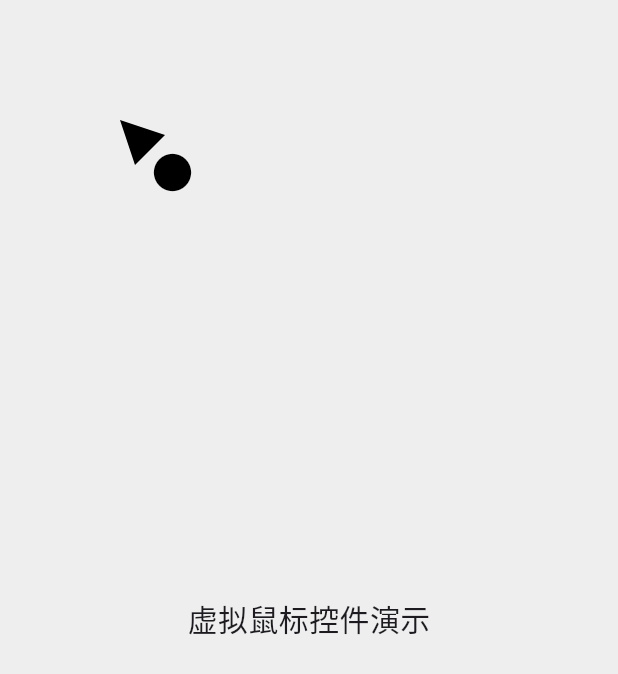
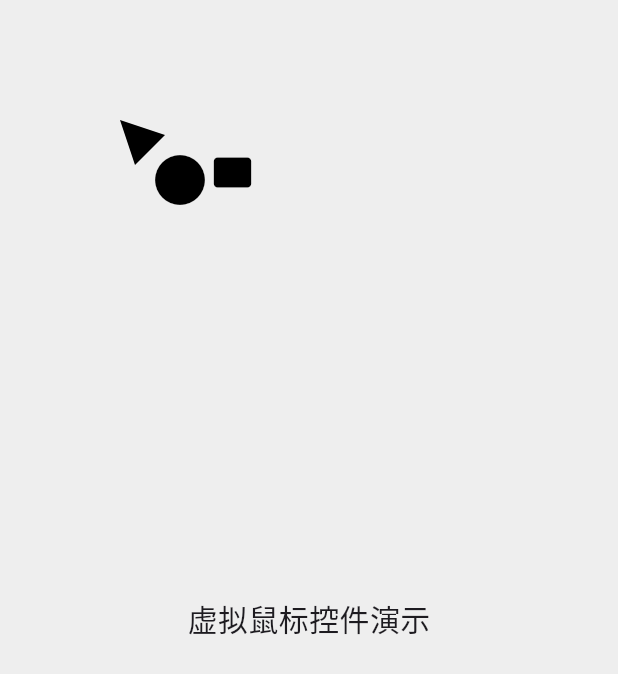
Before and after one commit to zhuhaichao518/virtual_cursor, a Flutter app: the screen it shows after launch, on a phone screen of 412 x 824 dp. Shown: the top 674 px of the screen. Run offline on Flutter 3.47's test engine with Material 3 defaults, Android fonts, the phone set to English and light mode, and no system bars.

```diff
--- a/lib/main.dart
+++ b/lib/main.dart
@@ -1,14 +1,9 @@
 import 'package:flutter/material.dart';
 
-enum CursorDirection{
-  TopLeft,
-  TopRight,
-  ButtomLeft,
-  ButtomRight
-}
+enum CursorDirection { TopLeft, TopRight, ButtomLeft, ButtomRight }
+
 class VirtualMouse extends StatefulWidget {
   final Offset initialPosition;
-
   VirtualMouse({this.initialPosition = const Offset(100, 100)});
 
   @override
@@ -31,33 +26,92 @@ class _VirtualMouseState extends State<VirtualMouse> {
     });
   }
 
+  // 根据 direction 动态调整三角形的位置
+  Offset _getTrianglePosition() {
+    switch (direction) {
+      case CursorDirection.TopLeft:
+        return Offset(-20, -20);
+      case CursorDirection.TopRight:
+        return Offset(20, -20);
+      case CursorDirection.ButtomLeft:
+        return Offset(-20, 20);
+      case CursorDirection.ButtomRight:
+        return Offset(20, 20);
+    }
+  }
+
+  Offset _getLeftButtonPosition() {
+    switch (direction) {
+      case CursorDirection.TopLeft:
+        return Offset(-40, 0);
+      case CursorDirection.TopRight:
+        return Offset(20, -20);
+      case CursorDirection.ButtomLeft:
+        return Offset(-20, 20);
+      case CursorDirection.ButtomRight:
+        return Offset(20, 20);
+    }
+  }
+
+  Offset _getRightButtonPosition() {
+    switch (direction) {
+      case CursorDirection.TopLeft:
+        return Offset(-20, -20);
+      case CursorDirection.TopRight:
+        return Offset(20, -20);
+      case CursorDirection.ButtomLeft:
+        return Offset(-20, 20);
+      case CursorDirection.ButtomRight:
+        return Offset(20, 20);
+    }
+  }
+
   @override
   Widget build(BuildContext context) {
+    Offset triangleOffset = _getTrianglePosition();
+    Offset lbuttonOffset = _getLeftButtonPosition();
     return Positioned(
-        left: position.dx,
-        top: position.dy,
-        child: Stack(
-          clipBehavior: Clip.none,
-          children: [
+      left: position.dx,
+      top: position.dy,
+      child: Stack(
+        clipBehavior: Clip.none,
+        children: [
           Positioned(
-            left: -20,
-            top: -20,
+            left: triangleOffset.dx,
+            top: triangleOffset.dy,
             child: CustomPaint(
               size: Size(30, 30), // 设置三角形的宽度和高度
-              painter: CursorTrianglePainter(),
+              painter: CursorTrianglePainter(direction: direction),
             ),
           ),
           GestureDetector(
             onPanUpdate: (details) {
               moveTo(position + details.delta);
             },
-            child: Icon(Icons.circle, size: 30, color: Colors.black),
+            child: Icon(Icons.circle, size: 40, color: Colors.black),
           ),
-        ]));
+          Positioned(
+            left: -lbuttonOffset.dx,
+            top: lbuttonOffset.dy,
+            child: GestureDetector(
+              onPanUpdate: (details) {
+                moveTo(position + details.delta);
+              },
+              child:
+                  Icon(Icons.rectangle_rounded, size: 30, color: Colors.black),
+            ),
+          ),
+        ],
+      ),
+    );
   }
 }
 
 class CursorTrianglePainter extends CustomPainter {
+  final CursorDirection direction;
+
+  CursorTrianglePainter({required this.direction});
+
   @override
   void paint(Canvas canvas, Size size) {
     Paint paint = Paint()
@@ -65,11 +119,32 @@ class CursorTrianglePainter extends CustomPainter {
       ..style = PaintingStyle.fill; // 填充样式
 
     Path path = Path();
-    path.moveTo(0, 0); // 起点：左下角
-    path.lineTo(size.width / 3, size.height); // 顶点：上中
-    path.lineTo(size.width, size.height/3); // 右下角
-    path.close(); // 闭合路径
 
+    // 根据方向绘制三角形
+    switch (direction) {
+      case CursorDirection.TopLeft:
+        path.moveTo(0, 0);
+        path.lineTo(size.width / 3, size.height);
+        path.lineTo(size.width, size.height / 3);
+        break;
+      case CursorDirection.TopRight:
+        path.moveTo(size.width, size.height);
+        path.lineTo(size.width / 2, 0);
+        path.lineTo(0, size.height);
+        break;
+      case CursorDirection.ButtomLeft:
+        path.moveTo(0, 0);
+        path.lineTo(size.width / 2, size.height);
+        path.lineTo(size.width, 0);
+        break;
+      case CursorDirection.ButtomRight:
+        path.moveTo(size.width, 0);
+        path.lineTo(size.width / 2, size.height);
+        path.lineTo(0, 0);
+        break;
+    }
+
+    path.close();
     canvas.drawPath(path, paint); // 绘制路径
   }
 
```
